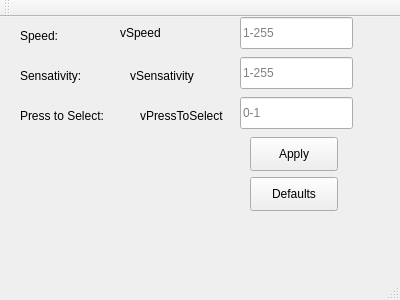
afogl001/pkf_trackpoint-qt, file mainwindow.ui: the form before one commit.
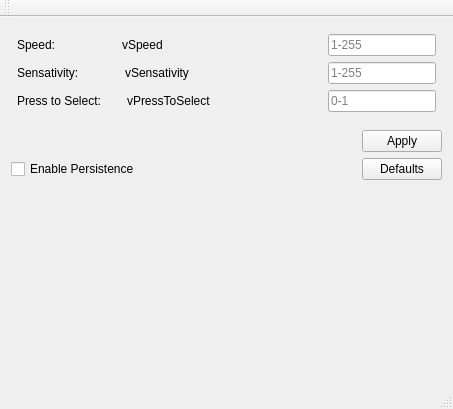
The form after the commit.

```diff
--- a/mainwindow.ui
+++ b/mainwindow.ui
@@ -6,166 +6,297 @@
    <rect>
     <x>0</x>
     <y>0</y>
-    <width>400</width>
-    <height>300</height>
+    <width>453</width>
+    <height>409</height>
    </rect>
   </property>
   <property name="windowTitle">
    <string>MainWindow</string>
   </property>
   <widget class="QWidget" name="centralWidget">
-   <widget class="QLabel" name="label_Speed">
-    <property name="geometry">
-     <rect>
-      <x>120</x>
-      <y>0</y>
-      <width>81</width>
-      <height>31</height>
-     </rect>
-    </property>
-    <property name="text">
-     <string>vSpeed</string>
-    </property>
-   </widget>
-   <widget class="QLabel" name="static_Speed_Label">
-    <property name="geometry">
-     <rect>
-      <x>20</x>
-      <y>10</y>
-      <width>58</width>
-      <height>18</height>
-     </rect>
-    </property>
-    <property name="text">
-     <string>Speed:</string>
-    </property>
-   </widget>
-   <widget class="QLabel" name="label_Sensitivity">
-    <property name="geometry">
-     <rect>
-      <x>130</x>
-      <y>50</y>
-      <width>81</width>
-      <height>18</height>
-     </rect>
-    </property>
-    <property name="text">
-     <string>vSensativity</string>
-    </property>
-   </widget>
-   <widget class="QLabel" name="static_Sensativity_Label">
-    <property name="geometry">
-     <rect>
-      <x>20</x>
-      <y>50</y>
-      <width>81</width>
-      <height>18</height>
-     </rect>
-    </property>
-    <property name="text">
-     <string>Sensativity:</string>
-    </property>
-   </widget>
-   <widget class="QLabel" name="label">
-    <property name="geometry">
-     <rect>
-      <x>20</x>
-      <y>90</y>
-      <width>101</width>
-      <height>18</height>
-     </rect>
-    </property>
-    <property name="text">
-     <string>Press to Select:</string>
-    </property>
-   </widget>
-   <widget class="QLabel" name="label_PressToSelect">
-    <property name="geometry">
-     <rect>
-      <x>140</x>
-      <y>90</y>
-      <width>101</width>
-      <height>18</height>
-     </rect>
-    </property>
-    <property name="text">
-     <string>vPressToSelect</string>
-    </property>
-   </widget>
-   <widget class="QPushButton" name="button_Apply">
-    <property name="geometry">
-     <rect>
-      <x>250</x>
-      <y>120</y>
-      <width>88</width>
-      <height>34</height>
-     </rect>
-    </property>
-    <property name="text">
-     <string>Apply</string>
-    </property>
-   </widget>
-   <widget class="QLineEdit" name="edit_Speed">
-    <property name="geometry">
-     <rect>
-      <x>240</x>
-      <y>0</y>
-      <width>113</width>
-      <height>32</height>
-     </rect>
-    </property>
-    <property name="maxLength">
-     <number>3</number>
-    </property>
-    <property name="placeholderText">
-     <string>1-255</string>
-    </property>
-   </widget>
-   <widget class="QLineEdit" name="edit_Sensativity">
-    <property name="geometry">
-     <rect>
-      <x>240</x>
-      <y>40</y>
-      <width>113</width>
-      <height>32</height>
-     </rect>
-    </property>
-    <property name="maxLength">
-     <number>3</number>
-    </property>
-    <property name="placeholderText">
-     <string>1-255</string>
-    </property>
-   </widget>
-   <widget class="QLineEdit" name="edit_Press_To_Select">
-    <property name="geometry">
-     <rect>
-      <x>240</x>
-      <y>80</y>
-      <width>113</width>
-      <height>32</height>
-     </rect>
-    </property>
-    <property name="maxLength">
-     <number>1</number>
-    </property>
-    <property name="placeholderText">
-     <string>0-1</string>
-    </property>
-   </widget>
-   <widget class="QPushButton" name="button_Defaults">
-    <property name="geometry">
-     <rect>
-      <x>250</x>
-      <y>160</y>
-      <width>88</width>
-      <height>34</height>
-     </rect>
-    </property>
-    <property name="text">
-     <string>Defaults</string>
-    </property>
-   </widget>
+   <layout class="QVBoxLayout" name="verticalLayout_2">
+    <item>
+     <layout class="QVBoxLayout" name="verticalLayout">
+      <property name="leftMargin">
+       <number>6</number>
+      </property>
+      <property name="topMargin">
+       <number>6</number>
+      </property>
+      <property name="rightMargin">
+       <number>6</number>
+      </property>
+      <property name="bottomMargin">
+       <number>6</number>
+      </property>
+      <item>
+       <layout class="QHBoxLayout" name="horizontalLayout">
+        <item>
+         <widget class="QLabel" name="static_Speed_Label">
+          <property name="sizePolicy">
+           <sizepolicy hsizetype="Preferred" vsizetype="Preferred">
+            <horstretch>0</horstretch>
+            <verstretch>0</verstretch>
+           </sizepolicy>
+          </property>
+          <property name="text">
+           <string>Speed:</string>
+          </property>
+         </widget>
+        </item>
+        <item>
+         <spacer name="horizontalSpacer_2">
+          <property name="orientation">
+           <enum>Qt::Horizontal</enum>
+          </property>
+          <property name="sizeType">
+           <enum>QSizePolicy::Fixed</enum>
+          </property>
+          <property name="sizeHint" stdset="0">
+           <size>
+            <width>60</width>
+            <height>20</height>
+           </size>
+          </property>
+         </spacer>
+        </item>
+        <item>
+         <widget class="QLabel" name="label_Speed">
+          <property name="sizePolicy">
+           <sizepolicy hsizetype="Preferred" vsizetype="Preferred">
+            <horstretch>0</horstretch>
+            <verstretch>0</verstretch>
+           </sizepolicy>
+          </property>
+          <property name="text">
+           <string>vSpeed</string>
+          </property>
+         </widget>
+        </item>
+        <item>
+         <spacer name="horizontalSpacer">
+          <property name="orientation">
+           <enum>Qt::Horizontal</enum>
+          </property>
+          <property name="sizeHint" stdset="0">
+           <size>
+            <width>40</width>
+            <height>20</height>
+           </size>
+          </property>
+         </spacer>
+        </item>
+        <item>
+         <widget class="QLineEdit" name="edit_Speed">
+          <property name="sizePolicy">
+           <sizepolicy hsizetype="Fixed" vsizetype="Fixed">
+            <horstretch>0</horstretch>
+            <verstretch>0</verstretch>
+           </sizepolicy>
+          </property>
+          <property name="maxLength">
+           <number>3</number>
+          </property>
+          <property name="placeholderText">
+           <string>1-255</string>
+          </property>
+         </widget>
+        </item>
+       </layout>
+      </item>
+      <item>
+       <layout class="QHBoxLayout" name="horizontalLayout_2">
+        <item>
+         <widget class="QLabel" name="static_Sensativity_Label">
+          <property name="text">
+           <string>Sensativity:</string>
+          </property>
+         </widget>
+        </item>
+        <item>
+         <spacer name="horizontalSpacer_3">
+          <property name="orientation">
+           <enum>Qt::Horizontal</enum>
+          </property>
+          <property name="sizeType">
+           <enum>QSizePolicy::Fixed</enum>
+          </property>
+          <property name="sizeHint" stdset="0">
+           <size>
+            <width>40</width>
+            <height>20</height>
+           </size>
+          </property>
+         </spacer>
+        </item>
+        <item>
+         <widget class="QLabel" name="label_Sensitivity">
+          <property name="text">
+           <string>vSensativity</string>
+          </property>
+         </widget>
+        </item>
+        <item>
+         <spacer name="horizontalSpacer_4">
+          <property name="orientation">
+           <enum>Qt::Horizontal</enum>
+          </property>
+          <property name="sizeHint" stdset="0">
+           <size>
+            <width>40</width>
+            <height>20</height>
+           </size>
+          </property>
+         </spacer>
+        </item>
+        <item>
+         <widget class="QLineEdit" name="edit_Sensativity">
+          <property name="sizePolicy">
+           <sizepolicy hsizetype="Fixed" vsizetype="Fixed">
+            <horstretch>0</horstretch>
+            <verstretch>0</verstretch>
+           </sizepolicy>
+          </property>
+          <property name="maxLength">
+           <number>3</number>
+          </property>
+          <property name="placeholderText">
+           <string>1-255</string>
+          </property>
+         </widget>
+        </item>
+       </layout>
+      </item>
+      <item>
+       <layout class="QHBoxLayout" name="horizontalLayout_3">
+        <item>
+         <widget class="QLabel" name="static_PressToSelect_Label">
+          <property name="text">
+           <string>Press to Select:</string>
+          </property>
+         </widget>
+        </item>
+        <item>
+         <spacer name="horizontalSpacer_5">
+          <property name="orientation">
+           <enum>Qt::Horizontal</enum>
+          </property>
+          <property name="sizeType">
+           <enum>QSizePolicy::Fixed</enum>
+          </property>
+          <property name="sizeHint" stdset="0">
+           <size>
+            <width>20</width>
+            <height>20</height>
+           </size>
+          </property>
+         </spacer>
+        </item>
+        <item>
+         <widget class="QLabel" name="label_PressToSelect">
+          <property name="text">
+           <string>vPressToSelect</string>
+          </property>
+         </widget>
+        </item>
+        <item>
+         <spacer name="horizontalSpacer_6">
+          <property name="orientation">
+           <enum>Qt::Horizontal</enum>
+          </property>
+          <property name="sizeHint" stdset="0">
+           <size>
+            <width>40</width>
+            <height>20</height>
+           </size>
+          </property>
+         </spacer>
+        </item>
+        <item>
+         <widget class="QLineEdit" name="edit_Press_To_Select">
+          <property name="sizePolicy">
+           <sizepolicy hsizetype="Fixed" vsizetype="Fixed">
+            <horstretch>0</horstretch>
+            <verstretch>0</verstretch>
+           </sizepolicy>
+          </property>
+          <property name="maxLength">
+           <number>1</number>
+          </property>
+          <property name="placeholderText">
+           <string>0-1</string>
+          </property>
+         </widget>
+        </item>
+       </layout>
+      </item>
+     </layout>
+    </item>
+    <item>
+     <layout class="QGridLayout" name="gridLayout" columnstretch="1,0">
+      <property name="sizeConstraint">
+       <enum>QLayout::SetDefaultConstraint</enum>
+      </property>
+      <property name="topMargin">
+       <number>6</number>
+      </property>
+      <property name="bottomMargin">
+       <number>6</number>
+      </property>
+      <item row="1" column="0">
+       <widget class="QCheckBox" name="check_Persist">
+        <property name="text">
+         <string>Enable Persistence</string>
+        </property>
+       </widget>
+      </item>
+      <item row="1" column="1">
+       <widget class="QPushButton" name="button_Defaults">
+        <property name="text">
+         <string>Defaults</string>
+        </property>
+       </widget>
+      </item>
+      <item row="0" column="1">
+       <widget class="QPushButton" name="button_Apply">
+        <property name="text">
+         <string>Apply</string>
+        </property>
+       </widget>
+      </item>
+     </layout>
+    </item>
+    <item>
+     <widget class="QLabel" name="label_Info">
+      <property name="sizePolicy">
+       <sizepolicy hsizetype="Preferred" vsizetype="Preferred">
+        <horstretch>0</horstretch>
+        <verstretch>0</verstretch>
+       </sizepolicy>
+      </property>
+      <property name="font">
+       <font>
+        <pointsize>10</pointsize>
+        <weight>50</weight>
+        <bold>false</bold>
+        <underline>true</underline>
+       </font>
+      </property>
+      <property name="autoFillBackground">
+       <bool>true</bool>
+      </property>
+      <property name="text">
+       <string/>
+      </property>
+      <property name="scaledContents">
+       <bool>true</bool>
+      </property>
+      <property name="wordWrap">
+       <bool>true</bool>
+      </property>
+     </widget>
+    </item>
+   </layout>
   </widget>
   <widget class="QMenuBar" name="menuBar">
    <property name="geometry">
```
Left out of the diff: 2 changed lines with no effect on the pictures.
